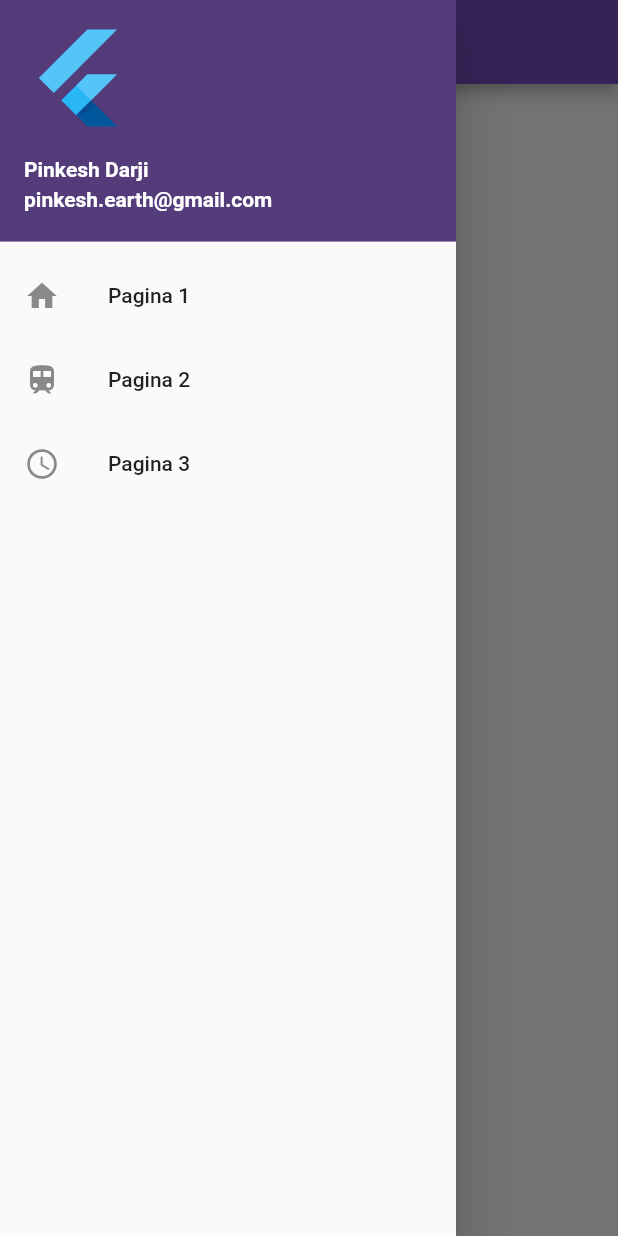
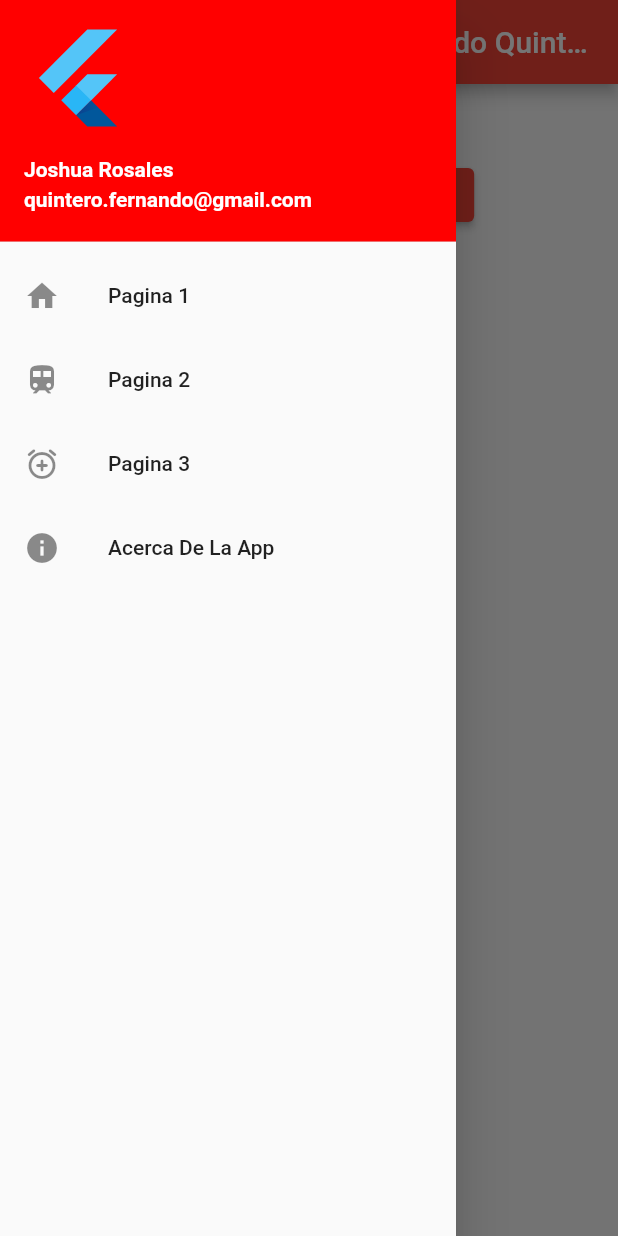
Before and after one commit to 11fernandoquintero/drawerflutlab, a Flutter app: the screen it shows after launch, with the side drawer open, on a phone screen of 412 x 824 dp. Run offline on Flutter 3.47's test engine with Material 2 defaults, Android fonts, the phone set to English and light mode, and no system bars.

Commit message:
drawer v5

```diff
--- a/lib/main.dart
+++ b/lib/main.dart
@@ -4,16 +4,16 @@ void main() => runApp(MyApp());
 
 class MyApp extends StatelessWidget {
   const MyApp({super.key});
-  static const String _title = 'Drawer en Flutter';
-// This widget is the root of your application.
+  static const String _title = 'Drawer en Flutlab';
+  // This widget is the root of your application.
   @override
   Widget build(BuildContext context) {
     return MaterialApp(
+      debugShowCheckedModeBanner: false,
       title: _title,
       theme: ThemeData(
-        primarySwatch: Colors.blue,
+        primarySwatch: Colors.red,
       ),
-      debugShowCheckedModeBanner: false,
       home: MyHomePage(),
     );
   }
@@ -26,12 +26,13 @@ class MyHomePage extends StatefulWidget {
 }
 
 class _MyHomePageState extends State<MyHomePage> {
+  final GlobalKey<ScaffoldState> _key = GlobalKey();
   @override
   Widget build(BuildContext context) {
     return Scaffold(
+      key: _key,
       appBar: AppBar(
-        title: Text(' act 3 Drawer Quintero'),
-        backgroundColor: const Color(0xff764abc),
+        title: Text('Actividad3 Drawer Fernando Quintero'),
       ),
       drawer: Drawer(
         child: ListView(
@@ -39,16 +40,16 @@ class _MyHomePageState extends State<MyHomePage> {
           padding: EdgeInsets.zero,
           children: [
             const UserAccountsDrawerHeader(
-// <-- SEE HERE
-              decoration: BoxDecoration(color: const Color(0xff543c7a)),
+              // <-- SEE HERE
+              decoration: BoxDecoration(color: const Color(0xffff0000)),
               accountName: Text(
-                "Pinkesh Darji",
+                "Joshua Rosales",
                 style: TextStyle(
                   fontWeight: FontWeight.bold,
                 ),
               ),
               accountEmail: Text(
-                "pinkesh.earth@gmail.com",
+                "quintero.fernando@gmail.com",
                 style: TextStyle(
                   fontWeight: FontWeight.bold,
                 ),
@@ -75,12 +76,28 @@ class _MyHomePageState extends State<MyHomePage> {
             ),
             ListTile(
               leading: Icon(
-                Icons.access_time,
+                Icons.add_alarm_rounded,
               ),
               title: const Text('Pagina 3'),
               onTap: () {
                 Navigator.pop(context);
               },
+            ),
+            AboutListTile(
+              // <-- SEE HERE
+              icon: Icon(
+                Icons.info,
+              ),
+              child: Text('Acerca De La App'),
+              applicationIcon: Icon(
+                Icons.local_play,
+              ),
+              applicationName: 'Mi Aplicacion',
+              applicationVersion: '1.0.25',
+              applicationLegalese: '© 2019 Company',
+              aboutBoxChildren: [
+                ///Content goes here...
+              ],
             ),
           ],
         ),
@@ -91,6 +108,15 @@ class _MyHomePageState extends State<MyHomePage> {
             SizedBox(
               height: 50,
             ),
+            ElevatedButton(
+              onPressed: () {
+                _key.currentState!.openDrawer(); //<-- SEE HERE
+              },
+              child: const Text(
+                'Elevated Button 1',
+                style: TextStyle(fontSize: 24),
+              ),
+            ),
           ],
         ),
       ),
```
